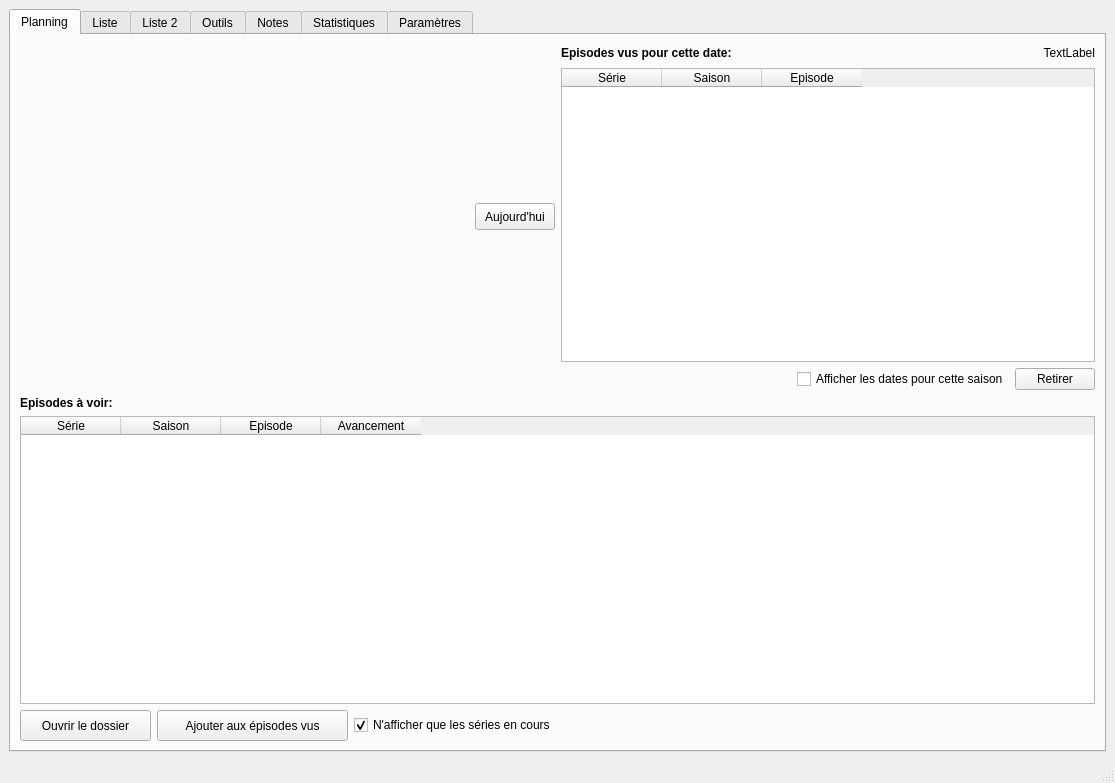
seigneurfuo/MyAnimeManager2, file ressources/MainWindow.ui: the form before one commit.
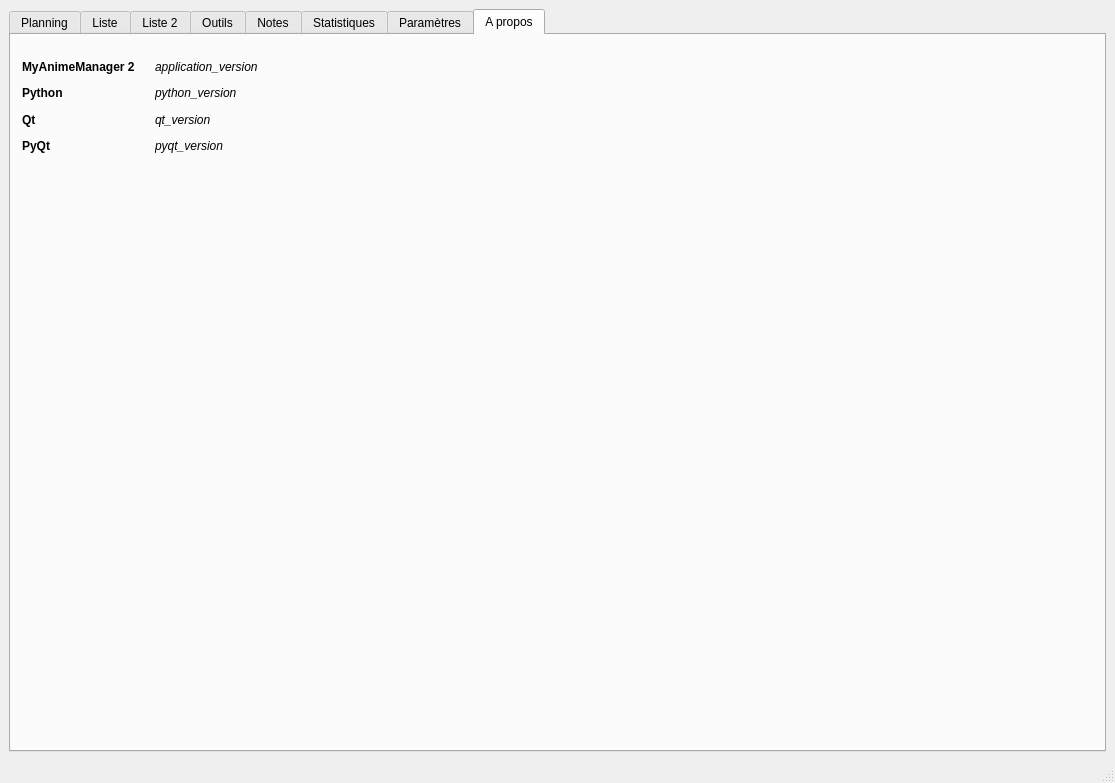
The form after the commit. The open tabs and pages were chosen to show the change. Icons and pictures are not drawn.

Commit message: - Ajout d'un nouvel onglet A propos qui remonter les information des divers composants (Python, Qt, PyQt, ...) - Ajout de nouveau champ sur l'onlet liste 2 - Ajout lors de l'export d'ouvrir le dossier ou bien de ne rien faire.

```diff
--- a/ressources/MainWindow.ui
+++ b/ressources/MainWindow.ui
@@ -47,7 +47,7 @@
           <item>
            <layout class="QVBoxLayout" name="verticalLayout_3">
             <item>
-             <layout class="QHBoxLayout" name="horizontalLayout_30">
+             <layout class="QHBoxLayout" name="horizontalLayout_31">
               <item>
                <spacer name="horizontalSpacer_6">
                 <property name="orientation">
@@ -61,6 +61,13 @@
                 </property>
                </spacer>
               </item>
+             </layout>
+            </item>
+            <item>
+             <layout class="QHBoxLayout" name="horizontalLayout_30" stretch="30,0">
+              <property name="sizeConstraint">
+               <enum>QLayout::SetDefaultConstraint</enum>
+              </property>
               <item>
                <widget class="QPushButton" name="pushButton_9">
                 <property name="maximumSize">
@@ -159,7 +166,7 @@
                <bool>false</bool>
               </attribute>
               <attribute name="horizontalHeaderStretchLastSection">
-               <bool>false</bool>
+               <bool>true</bool>
               </attribute>
               <attribute name="verticalHeaderVisible">
                <bool>false</bool>
@@ -274,7 +281,7 @@
              <enum>QAbstractItemView::SelectRows</enum>
             </property>
             <attribute name="horizontalHeaderStretchLastSection">
-             <bool>false</bool>
+             <bool>true</bool>
             </attribute>
             <attribute name="verticalHeaderVisible">
              <bool>false</bool>
@@ -285,6 +292,12 @@
             <attribute name="verticalHeaderDefaultSectionSize">
              <number>20</number>
             </attribute>
+            <attribute name="verticalHeaderMinimumSectionSize">
+             <number>20</number>
+            </attribute>
+            <attribute name="verticalHeaderStretchLastSection">
+             <bool>false</bool>
+            </attribute>
             <column>
              <property name="text">
               <string>Série</string>
@@ -2207,6 +2220,123 @@
         </item>
        </layout>
       </widget>
+      <widget class="QWidget" name="tab_8">
+       <attribute name="title">
+        <string>A propos</string>
+       </attribute>
+       <widget class="QWidget" name="">
+        <property name="geometry">
+         <rect>
+          <x>11</x>
+          <y>21</y>
+          <width>260</width>
+          <height>100</height>
+         </rect>
+        </property>
+        <layout class="QGridLayout" name="gridLayout_13">
+         <item row="0" column="1">
+          <widget class="QLabel" name="label_70">
+           <property name="font">
+            <font>
+             <italic>true</italic>
+            </font>
+           </property>
+           <property name="text">
+            <string>application_version</string>
+           </property>
+          </widget>
+         </item>
+         <item row="2" column="0">
+          <widget class="QLabel" name="label_71">
+           <property name="font">
+            <font>
+             <weight>75</weight>
+             <bold>true</bold>
+            </font>
+           </property>
+           <property name="text">
+            <string>Qt</string>
+           </property>
+          </widget>
+         </item>
+         <item row="1" column="0">
+          <widget class="QLabel" name="label_76">
+           <property name="font">
+            <font>
+             <weight>75</weight>
+             <bold>true</bold>
+            </font>
+           </property>
+           <property name="text">
+            <string>Python</string>
+           </property>
+          </widget>
+         </item>
+         <item row="3" column="0">
+          <widget class="QLabel" name="label_73">
+           <property name="font">
+            <font>
+             <weight>75</weight>
+             <bold>true</bold>
+            </font>
+           </property>
+           <property name="text">
+            <string>PyQt</string>
+           </property>
+          </widget>
+         </item>
+         <item row="2" column="1">
+          <widget class="QLabel" name="label_72">
+           <property name="font">
+            <font>
+             <italic>true</italic>
+            </font>
+           </property>
+           <property name="text">
+            <string>qt_version</string>
+           </property>
+          </widget>
+         </item>
+         <item row="3" column="1">
+          <widget class="QLabel" name="label_74">
+           <property name="font">
+            <font>
+             <italic>true</italic>
+            </font>
+           </property>
+           <property name="text">
+            <string>pyqt_version</string>
+           </property>
+          </widget>
+         </item>
+         <item row="1" column="1">
+          <widget class="QLabel" name="label_75">
+           <property name="font">
+            <font>
+             <italic>true</italic>
+            </font>
+           </property>
+           <property name="text">
+            <string>python_version</string>
+           </property>
+          </widget>
+         </item>
+         <item row="0" column="0">
+          <widget class="QLabel" name="label_69">
+           <property name="font">
+            <font>
+             <weight>75</weight>
+             <bold>true</bold>
+            </font>
+           </property>
+           <property name="text">
+            <string>MyAnimeManager 2</string>
+           </property>
+          </widget>
+         </item>
+        </layout>
+       </widget>
+      </widget>
      </widget>
     </item>
    </layout>
```
Left out of the diff: 55 changed lines with no effect on the pictures. The commit also changes 3 other files.
